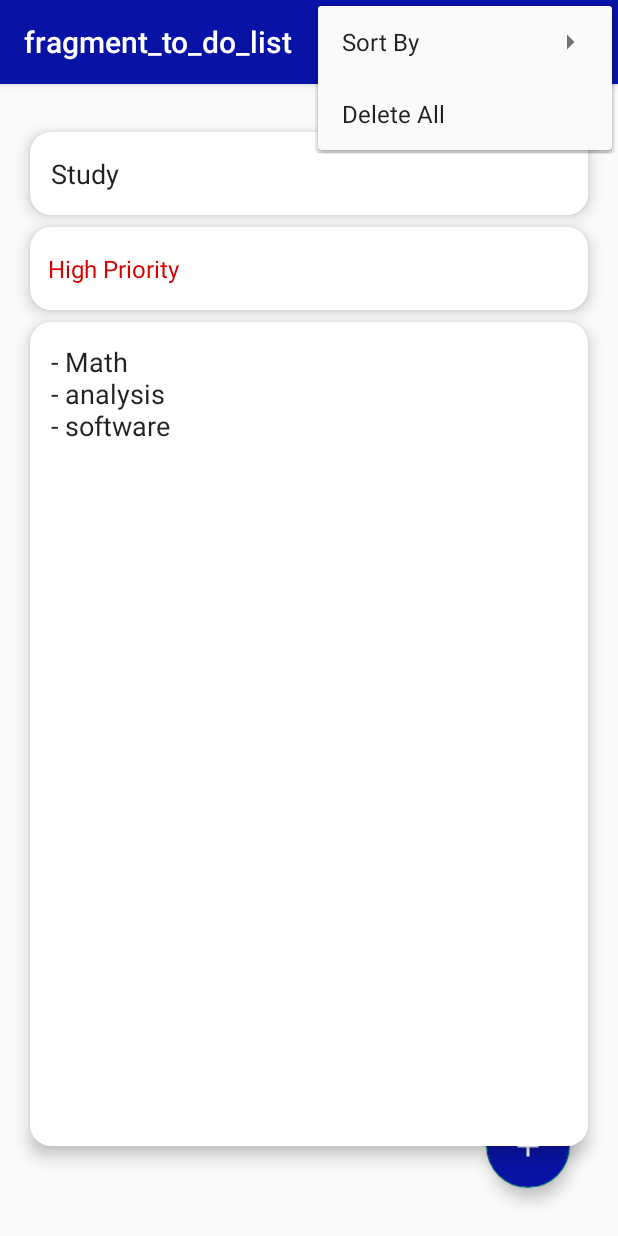
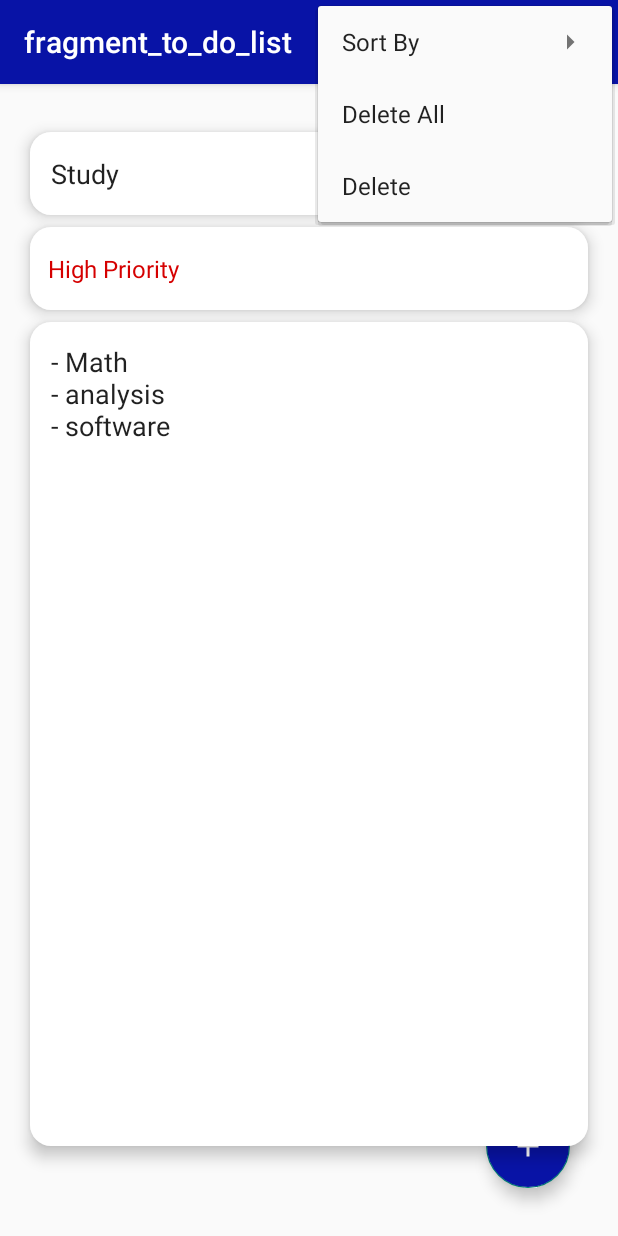
Before and after one commit to SeifEldinMohamed/ToDo-It-App, an Android app: the fragment UpdateTodoFragment placed in its activity, with the options menu open, on a phone screen of 412 x 824 dp. Run offline under Robolectric (Android 15) with nearby library versions, the phone set to English and light mode, and no system bars; our stand-ins replace Room's generated code, navigation-ui; 3 statements that could not run were skipped.

Commit message:
Delete Todo From Database

```diff
--- a/app/src/main/java/com/seif/todoit/data/local/TodoDao.kt
+++ b/app/src/main/java/com/seif/todoit/data/local/TodoDao.kt
@@ -14,4 +14,7 @@ interface TodoDao {
 
     @Update
     suspend fun updateTodo(todo: TodoModel)
+
+    @Delete
+    suspend fun deleteTodo(todo: TodoModel)
 }
--- a/app/src/main/java/com/seif/todoit/data/repository/Repository.kt
+++ b/app/src/main/java/com/seif/todoit/data/repository/Repository.kt
@@ -7,4 +7,5 @@ interface Repository {
     fun getAllToDos(): LiveData<List<TodoModel>>
     suspend fun addTodo(todo:TodoModel)
     suspend fun updateTodo(todo: TodoModel)
+    suspend fun deleteTodo(todo: TodoModel)
 }
--- a/app/src/main/java/com/seif/todoit/data/repository/RepositoryImplementation.kt
+++ b/app/src/main/java/com/seif/todoit/data/repository/RepositoryImplementation.kt
@@ -16,4 +16,8 @@ class RepositoryImplementation(private val todoDao: TodoDao) :Repository {
     override suspend fun updateTodo(todo: TodoModel) {
         todoDao.updateTodo(todo)
     }
+
+    override suspend fun deleteTodo(todo: TodoModel) {
+        todoDao.deleteTodo(todo)
+    }
 }
--- a/app/src/main/java/com/seif/todoit/ui/veiwmodels/TodoViewModel.kt
+++ b/app/src/main/java/com/seif/todoit/ui/veiwmodels/TodoViewModel.kt
@@ -25,5 +25,10 @@ class TodoViewModel(application: Application) : AndroidViewModel(application) {
             repository.updateTodo(todoModel)
         }
     }
+    fun deleteTodo(todoModel: TodoModel){
+        viewModelScope.launch(Dispatchers.IO){
+            repository.deleteTodo(todoModel)
+        }
+    }
 
 }
--- a/app/src/main/res/menu/update_fragment_menu.xml
+++ b/app/src/main/res/menu/update_fragment_menu.xml
@@ -6,5 +6,8 @@
         android:title="@string/save_todo_menu"
         android:icon="@drawable/ic_save"
         app:showAsAction="ifRoom" />
+    <item
+        android:id="@+id/menu_delete"
+        android:title="@string/delete_todo_update" />
 
 </menu>
--- a/app/src/main/res/values/strings.xml
+++ b/app/src/main/res/values/strings.xml
@@ -18,6 +18,7 @@
     <string name="save_todo_menu">Save Todo</string>
     <string name="todo_title_row">Todo Title</string>
     <string name="todo_description_row">todo description</string>
+    <string name="delete_todo_update">Delete</string>
     <string-array name="spinner_items">
         <item>High Priority</item>
         <item>Medium Priority</item>
```
Also changed, not shown: app/src/main/java/com/seif/todoit/ui/fragments/UpdateTodoFragment.kt (+21 -2 lines).
